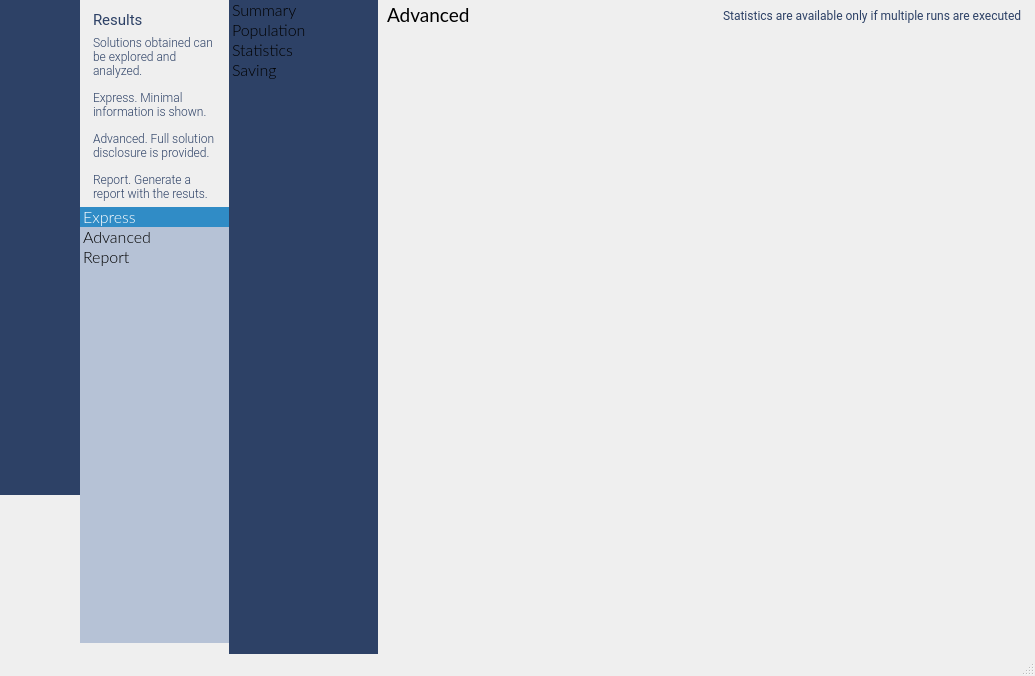
The window that source/mainwidget.ui (emigdioz/LeafGP) describes before a commit, drawn with Qt 5.
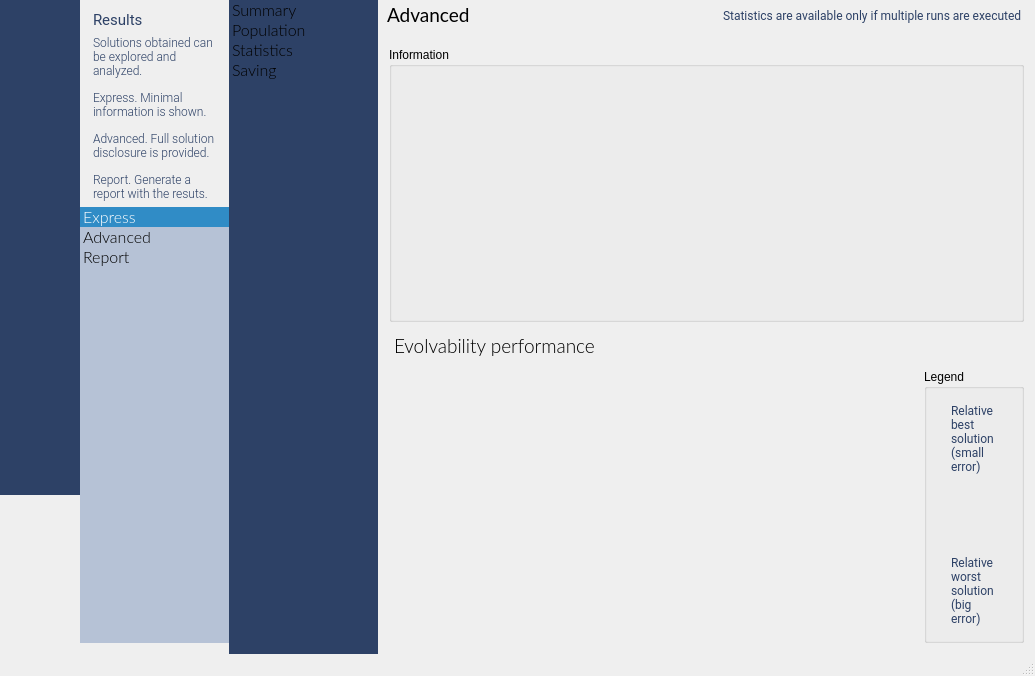
The same window after the commit. The open tabs and pages were chosen to show the change. Icons and pictures are not drawn. Custom widgets are drawn as their Qt base class.

Commit message: Implementation of performance plots

What changed in the file:
```diff
--- a/source/mainwidget.ui
+++ b/source/mainwidget.ui
@@ -5750,7 +5750,151 @@
                    <property name="currentIndex">
                     <number>1</number>
                    </property>
-                   <widget class="QWidget" name="pageSummary_2"/>
+                   <widget class="QWidget" name="pageSummary_2">
+                    <layout class="QGridLayout" name="gridLayout_109">
+                     <item row="0" column="0">
+                      <layout class="QVBoxLayout" name="verticalLayout_36">
+                       <item>
+                        <widget class="QGroupBox" name="groupBox_19">
+                         <property name="title">
+                          <string>Information</string>
+                         </property>
+                        </widget>
+                       </item>
+                       <item>
+                        <widget class="QLabel" name="label_140">
+                         <property name="maximumSize">
+                          <size>
+                           <width>16777215</width>
+                           <height>35</height>
+                          </size>
+                         </property>
+                         <property name="styleSheet">
+                          <string notr="true">QLabel {
+	font-family: Lato;
+	font-weight: 200;
+	font-size: 14pt;
+	padding-left: 1px;
+}</string>
+                         </property>
+                         <property name="text">
+                          <string>Evolvability performance</string>
+                         </property>
+                        </widget>
+                       </item>
+                       <item>
+                        <widget class="QFrame" name="frame_40">
+                         <property name="frameShape">
+                          <enum>QFrame::NoFrame</enum>
+                         </property>
+                         <property name="frameShadow">
+                          <enum>QFrame::Raised</enum>
+                         </property>
+                         <layout class="QGridLayout" name="gridLayout_111">
+                          <property name="leftMargin">
+                           <number>0</number>
+                          </property>
+                          <property name="topMargin">
+                           <number>0</number>
+                          </property>
+                          <property name="rightMargin">
+                           <number>0</number>
+                          </property>
+                          <property name="bottomMargin">
+                           <number>0</number>
+                          </property>
+                          <property name="spacing">
+                           <number>0</number>
+                          </property>
+                          <item row="0" column="0">
+                           <layout class="QHBoxLayout" name="horizontalLayout_10">
+                            <item>
+                             <widget class="QCustomPlot" name="performanceEPlot" native="true"/>
+                            </item>
+                            <item>
+                             <widget class="QGroupBox" name="groupBox_20">
+                              <property name="maximumSize">
+                               <size>
+                                <width>100</width>
+                                <height>16777215</height>
+                               </size>
+                              </property>
+                              <property name="styleSheet">
+                               <string notr="true">QLabel
+{
+	font-family: Roboto;
+	font-weight: normal;
+	font-size: 9pt;
+	padding-left: 10px;
+	padding-right: 10px;
+	color: rgb(45,65,102);
+}</string>
+                              </property>
+                              <property name="title">
+                               <string>Legend</string>
+                              </property>
+                              <layout class="QGridLayout" name="gridLayout_110">
+                               <item row="0" column="0">
+                                <layout class="QVBoxLayout" name="verticalLayout_37">
+                                 <item>
+                                  <widget class="QLabel" name="label_141">
+                                   <property name="maximumSize">
+                                    <size>
+                                     <width>16777215</width>
+                                     <height>16777215</height>
+                                    </size>
+                                   </property>
+                                   <property name="text">
+                                    <string>Relative best solution (small error)</string>
+                                   </property>
+                                   <property name="alignment">
+                                    <set>Qt::AlignBottom|Qt::AlignLeading|Qt::AlignLeft</set>
+                                   </property>
+                                   <property name="wordWrap">
+                                    <bool>true</bool>
+                                   </property>
+                                  </widget>
+                                 </item>
+                                 <item>
+                                  <widget class="QLabel" name="label_142">
+                                   <property name="text">
+                                    <string/>
+                                   </property>
+                                  </widget>
+                                 </item>
+                                 <item>
+                                  <widget class="QLabel" name="label_143">
+                                   <property name="maximumSize">
+                                    <size>
+                                     <width>16777215</width>
+                                     <height>16777215</height>
+                                    </size>
+                                   </property>
+                                   <property name="text">
+                                    <string>Relative worst solution (big error)</string>
+                                   </property>
+                                   <property name="alignment">
+                                    <set>Qt::AlignLeading|Qt::AlignLeft|Qt::AlignTop</set>
+                                   </property>
+                                   <property name="wordWrap">
+                                    <bool>true</bool>
+                                   </property>
+                                  </widget>
+                                 </item>
+                                </layout>
+                               </item>
+                              </layout>
+                             </widget>
+                            </item>
+                           </layout>
+                          </item>
+                         </layout>
+                        </widget>
+                       </item>
+                      </layout>
+                     </item>
+                    </layout>
+                   </widget>
                    <widget class="QWidget" name="pagePopulation_3">
                     <property name="styleSheet">
                      <string notr="true">QLabel {
```
Left out of the diff: 126 changed lines with no effect on the pictures. The commit also changes 4 other files.
